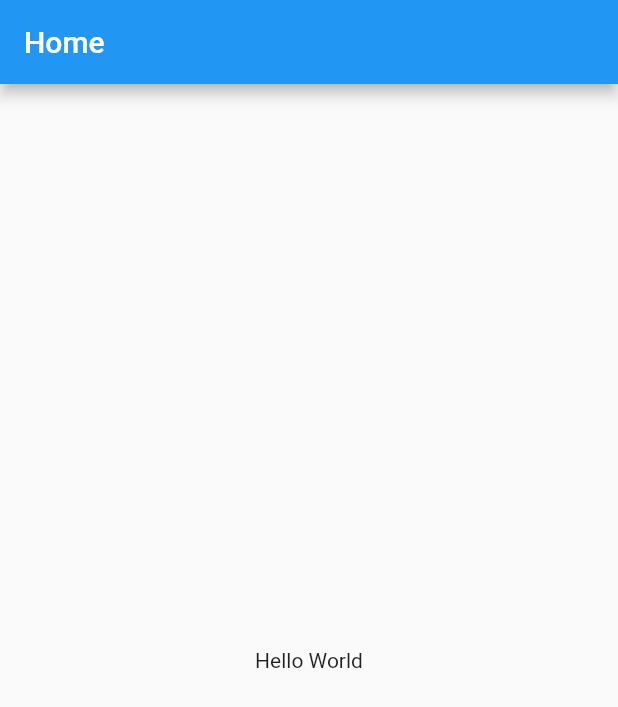
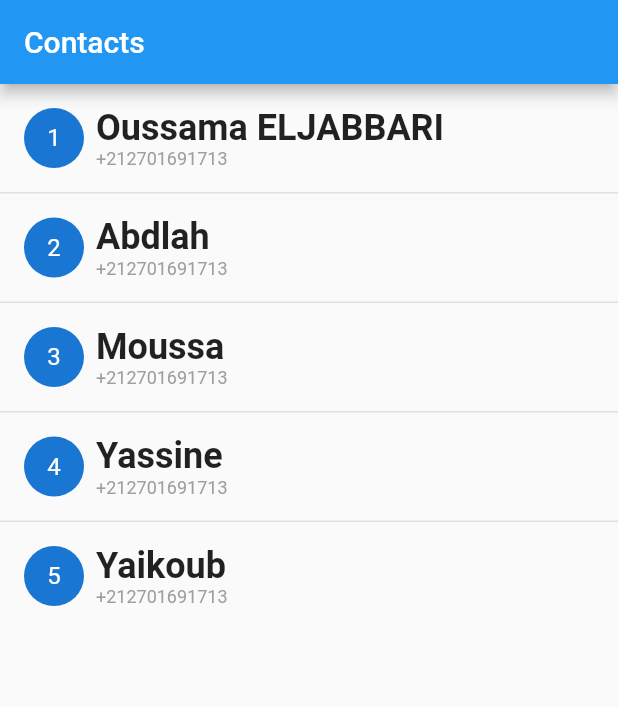
Before and after one commit to ojpro/flutter_learning_app, a Flutter app: the screen it shows after launch, on a phone screen of 412 x 824 dp. Shown: the top 707 px of the screen. Run offline on Flutter 3.47's test engine with Material 2 defaults, Android fonts, the phone set to English and light mode, and no system bars.

Commit message:
Created a simple conatcts list using models

```diff
--- /dev/null
+++ b/lib/contacts.dart
@@ -0,0 +1,77 @@
+import 'package:flutter/material.dart';
+import 'package:flutter/widgets.dart';
+
+class ContactModel {
+  final int id;
+  final String name;
+  final String phone;
+
+  ContactModel(this.id, this.name, this.phone);
+}
+
+class ContactsScreen extends StatelessWidget {
+  List<ContactModel> contacts = [
+    ContactModel(1, "Oussama ELJABBARI", "+212701691713"),
+    ContactModel(2, "Abdlah", "+212701691713"),
+    ContactModel(3, "Moussa", "+212701691713"),
+    ContactModel(4, "Yassine", "+212701691713"),
+    ContactModel(5, "Yaikoub", "+212701691713"),
+  ];
+
+  @override
+  Widget build(BuildContext context) {
+    return Scaffold(
+      appBar: AppBar(
+        title: const Text("Contacts"),
+      ),
+      body: SafeArea(
+          child: ListView.separated(
+              itemBuilder: (context, index) =>
+                  buildContactsWidget(contacts[index]),
+              separatorBuilder: (context, index) => Container(
+                    color: Colors.grey[300],
+                    width: double.infinity,
+                    height: 1,
+                  ),
+              itemCount: contacts.length)),
+    );
+  }
+
+  Widget buildContactsWidget(ContactModel user) => Padding(
+        padding: const EdgeInsets.all(8.0),
+        child: Column(
+          children: [
+            Row(
+              children: [
+                Container(
+                  margin: const EdgeInsets.all(8),
+                  child: CircleAvatar(
+                    child: Text('${user.id}'),
+                  ),
+                ),
+                Expanded(
+                    child: Column(
+                  crossAxisAlignment: CrossAxisAlignment.start,
+                  children: [
+                    Text(
+                      user.name,
+                      style: TextStyle(
+                        fontSize: 24,
+                        fontWeight: FontWeight.bold,
+                      ),
+                    ),
+                    Text(
+                      user.phone,
+                      style: TextStyle(
+                        fontSize: 12,
+                        color: Colors.grey,
+                      ),
+                    ),
+                  ],
+                ))
+              ],
+            ),
+          ],
+        ),
+      );
+}
--- a/lib/main.dart
+++ b/lib/main.dart
@@ -1,4 +1,5 @@
 import 'package:flutter/material.dart';
+import 'package:flutter_learning_app/contacts.dart';
 
 void main() {
   runApp(MyApp());
@@ -7,28 +8,6 @@ void main() {
 class MyApp extends StatelessWidget {
   @override
   Widget build(BuildContext context) {
-    return MaterialApp(
-      home: Scaffold(
-        appBar: AppBar(
-          title: const Text(
-            "Home",
-          ),
-        ),
-        body: SafeArea(
-          child: SizedBox(
-            width: double.infinity,
-            child: Column(
-              crossAxisAlignment: CrossAxisAlignment.center,
-              mainAxisAlignment: MainAxisAlignment.center,
-              children: const [
-                Text(
-                  "Hello World",
-                ),
-              ],
-            ),
-          ),
-        ),
-      ),
-    );
+    return MaterialApp(home: ContactsScreen());
   }
 }
```
